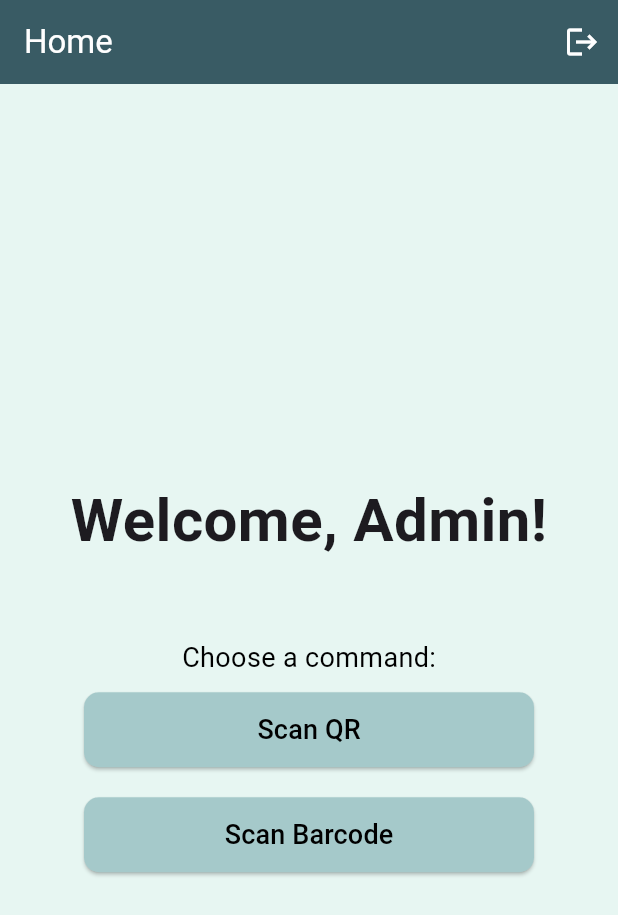
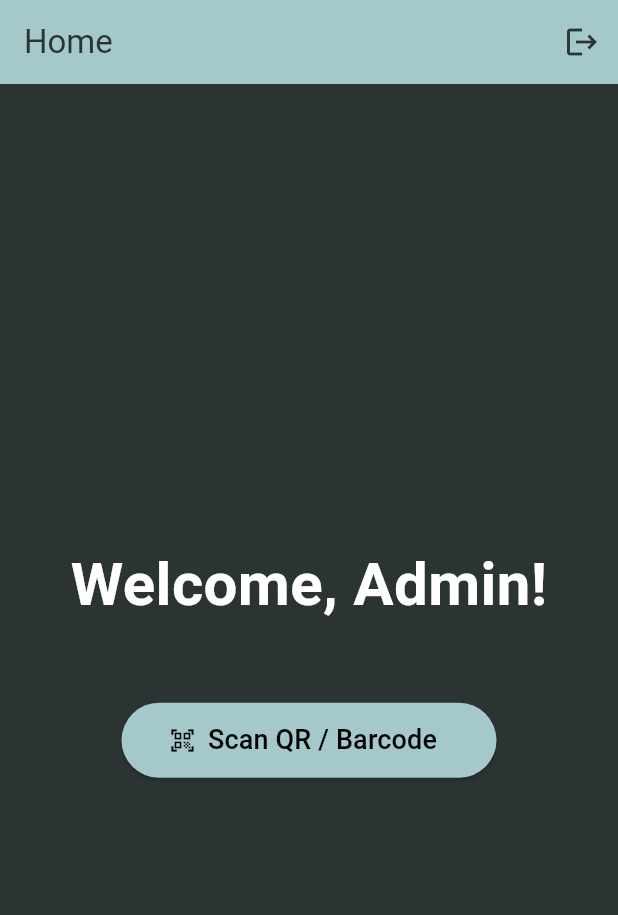
Before and after one commit to pips1804/cs-app-dev, a Flutter app: the HomeScreen screen opened directly, on a phone screen of 412 x 824 dp. Shown: the top 915 px of the screen. Run offline on Flutter 3.47's test engine with Material 3 defaults, Android fonts, the phone set to English and light mode, and no system bars; our stand-ins replace firebase_auth, firebase_core; missing offline and left inert: mobile_scanner; accounts and stored records are empty.

Commit message:
Qr and Barcode scanner is now working

```diff
--- a/lib/screens/home_screen.dart
+++ b/lib/screens/home_screen.dart
@@ -1,9 +1,42 @@
 import 'package:flutter/material.dart';
 import 'package:firebase_auth/firebase_auth.dart';
+import 'package:mobile_scanner/mobile_scanner.dart';
 import 'welcome_screen.dart';
 
 class HomeScreen extends StatelessWidget {
   const HomeScreen({super.key});
+
+  void _scanCode(BuildContext context) {
+    showDialog(
+      context: context,
+      builder: (context) => AlertDialog(
+        title: const Text("Scan QR Code/Bar Code"),
+        content: SizedBox(
+          width: 300,
+          height: 300,
+          child: MobileScanner(
+            onDetect: (capture) {
+              final List<Barcode> barcodes = capture.barcodes;
+              for (final barcode in barcodes) {
+                if (barcode.rawValue != null) {
+                  Navigator.pop(context);
+                  ScaffoldMessenger.of(context).showSnackBar(
+                    SnackBar(content: Text("Scanned: ${barcode.rawValue}")),
+                  );
+                }
+              }
+            },
+          ),
+        ),
+        actions: [
+          TextButton(
+            onPressed: () => Navigator.pop(context),
+            child: const Text("Close"),
+          ),
+        ],
+      ),
+    );
+  }
 
   @override
   Widget build(BuildContext context) {
@@ -11,13 +44,13 @@ class HomeScreen extends StatelessWidget {
 
     return Scaffold(
       appBar: AppBar(
-        title: const Text("Home", style: TextStyle(color: Colors.white)),
-        backgroundColor: const Color(0xFF395B64),
+        title: const Text("Home"),
+        backgroundColor: const Color(0xFFA5C9CA),
+        foregroundColor: const Color(0xFF2C3333),
         automaticallyImplyLeading: false,
         actions: [
           IconButton(
             icon: const Icon(Icons.logout),
-            color: Colors.white,
             onPressed: () {
               showDialog(
                 context: context,
@@ -52,76 +85,43 @@ class HomeScreen extends StatelessWidget {
       body: Column(
         mainAxisAlignment: MainAxisAlignment.center,
         children: [
-          const SizedBox(height: 20),
           Center(
             child: user != null
                 ? const Text(
                     "Welcome, Admin!",
-                    style: TextStyle(fontSize: 40, fontWeight: FontWeight.bold),
+                    style: TextStyle(
+                        fontSize: 40,
+                        fontWeight: FontWeight.bold,
+                        color: Colors.white),
                   )
                 : const Text(
                     "No user logged in",
-                    style: TextStyle(fontSize: 20, fontWeight: FontWeight.bold),
+                    style: TextStyle(
+                        fontSize: 40,
+                        fontWeight: FontWeight.bold,
+                        color: Colors.white),
                   ),
           ),
           const SizedBox(height: 50),
-          const Text("Choose a command:",
-              style: TextStyle(color: Colors.black, fontSize: 18)),
-          const SizedBox(height: 10),
-          ElevatedButton(
+          ElevatedButton.icon(
             style: ElevatedButton.styleFrom(
               backgroundColor: const Color(0xFFA5C9CA),
               shape: RoundedRectangleBorder(
-                  borderRadius: BorderRadius.circular(10)),
-              minimumSize: const Size(300, 50),
+                borderRadius: BorderRadius.circular(40),
+              ),
+              minimumSize: const Size(250, 50),
             ),
-            onPressed: () {
-              showDialog(
-                context: context,
-                builder: (context) => AlertDialog(
-                  title: const Text("Scanning QR Code"),
-                  content: const Text("This is a sample text."),
-                  actions: [
-                    TextButton(
-                      onPressed: () => Navigator.pop(context),
-                      child: const Text("OK"),
-                    ),
-                  ],
-                ),
-              );
-            },
-            child: const Text("Scan QR",
-                style: TextStyle(color: Colors.black, fontSize: 18)),
-          ),
-          const SizedBox(height: 20),
-          ElevatedButton(
-            style: ElevatedButton.styleFrom(
-              backgroundColor: const Color(0xFFA5C9CA),
-              shape: RoundedRectangleBorder(
-                  borderRadius: BorderRadius.circular(10)),
-              minimumSize: const Size(300, 50),
+            onPressed: () => _scanCode(context),
+            icon: const Icon(Icons.qr_code_scanner,
+                color: Colors.black), // Add icon here
+            label: const Text(
+              "Scan QR / Barcode",
+              style: TextStyle(color: Colors.black, fontSize: 18),
             ),
-            onPressed: () {
-              showDialog(
-                context: context,
-                builder: (context) => AlertDialog(
-                  title: const Text("Scanning Barcode"),
-                  content: const Text("This is a sample text."),
-                  actions: [
-                    TextButton(
-                      onPressed: () => Navigator.pop(context),
-                      child: const Text("OK"),
-                    ),
-                  ],
-                ),
-              );
-            },
-            child: const Text("Scan Barcode",
-                style: TextStyle(color: Colors.black, fontSize: 18)),
-          ),
+          )
         ],
       ),
-      backgroundColor: const Color(0xFFE7F6F2),
+      backgroundColor: const Color(0xFF2C3333),
     );
   }
 }
--- a/pubspec.yaml
+++ b/pubspec.yaml
@@ -16,6 +16,7 @@ dependencies:
   firebase_core: ^3.12.1
   firebase_auth: ^5.5.1
   cloud_firestore: ^5.6.5
+  mobile_scanner: ^6.0.7
 
 dev_dependencies:
   flutter_test:
```
Also changed, not shown: lib/screens/login_screen.dart (+14 -1 lines), lib/screens/welcome_screen.dart (+4 -3 lines), pubspec.lock, 2 other files.
